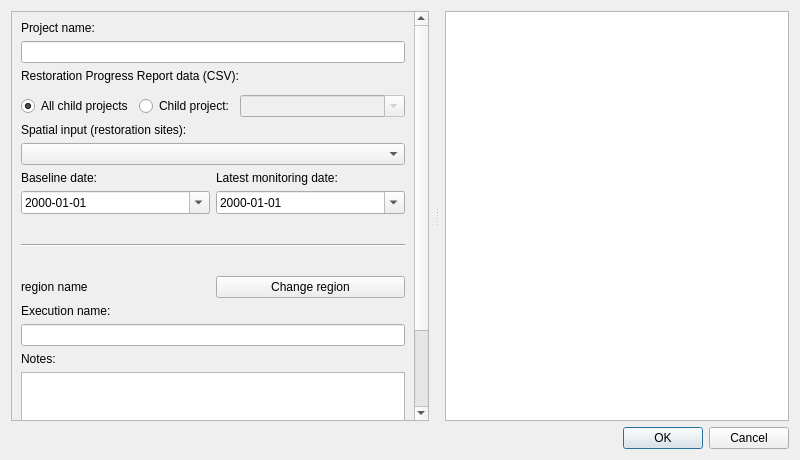
This is LDMP/gui/DlgEcosystemReportingRestorationProgress.ui in ConservationInternational/trends.earth as Qt 5 draws it before an edit. The edited form follows.
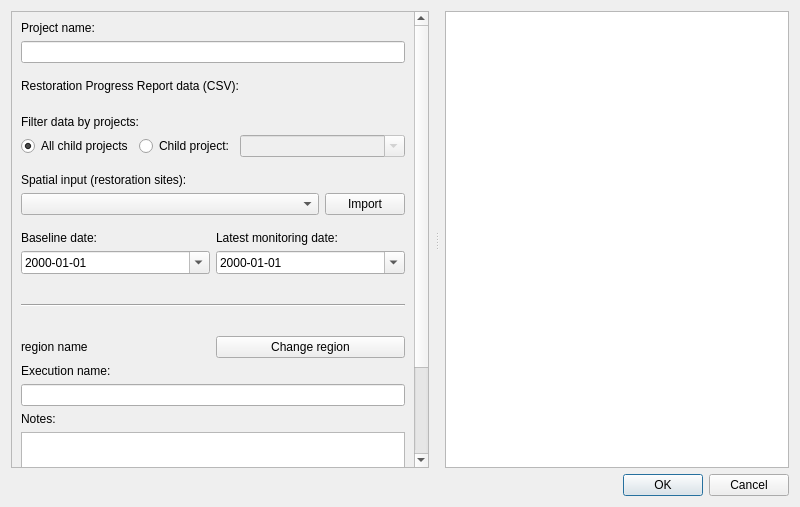
This is the edited form. Custom widgets are drawn as their Qt base class.

Commit message: Update dialog to also import file

Patch:
```diff
--- a/LDMP/gui/DlgEcosystemReportingRestorationProgress.ui
+++ b/LDMP/gui/DlgEcosystemReportingRestorationProgress.ui
@@ -7,7 +7,7 @@
     <x>0</x>
     <y>0</y>
     <width>800</width>
-    <height>460</height>
+    <height>507</height>
    </rect>
   </property>
   <property name="sizePolicy">
@@ -43,8 +43,8 @@
         <rect>
          <x>0</x>
          <y>0</y>
-         <width>390</width>
-         <height>454</height>
+         <width>437</width>
+         <height>699</height>
         </rect>
        </property>
        <layout class="QVBoxLayout" name="verticalLayout_2">
@@ -72,7 +72,23 @@
          </widget>
         </item>
         <item>
-         <widget class="QLabel" name="data_csv_la">
+         <spacer name="verticalSpacer_2">
+          <property name="orientation">
+           <enum>Qt::Vertical</enum>
+          </property>
+          <property name="sizeType">
+           <enum>QSizePolicy::Fixed</enum>
+          </property>
+          <property name="sizeHint" stdset="0">
+           <size>
+            <width>20</width>
+            <height>10</height>
+           </size>
+          </property>
+         </spacer>
+        </item>
+        <item>
+         <widget class="QLabel" name="data_csv_label">
           <property name="sizePolicy">
            <sizepolicy hsizetype="Preferred" vsizetype="Fixed">
             <horstretch>0</horstretch>
@@ -106,6 +122,29 @@
           </property>
          </widget>
         </item>
+        <item>
+         <spacer name="verticalSpacer_3">
+          <property name="orientation">
+           <enum>Qt::Vertical</enum>
+          </property>
+          <property name="sizeType">
+           <enum>QSizePolicy::Fixed</enum>
+          </property>
+          <property name="sizeHint" stdset="0">
+           <size>
+            <width>20</width>
+            <height>10</height>
+           </size>
+          </property>
+         </spacer>
+        </item>
+        <item>
+         <widget class="QLabel" name="label">
+          <property name="text">
+           <string>Filter data by projects:</string>
+          </property>
+         </widget>
+        </item>
         <item>
          <layout class="QHBoxLayout" name="child_project_layout">
           <item>
@@ -156,7 +195,23 @@
          </layout>
         </item>
         <item>
-         <widget class="QLabel" name="spatial_layer_la">
+         <spacer name="verticalSpacer_4">
+          <property name="orientation">
+           <enum>Qt::Vertical</enum>
+          </property>
+          <property name="sizeType">
+           <enum>QSizePolicy::Fixed</enum>
+          </property>
+          <property name="sizeHint" stdset="0">
+           <size>
+            <width>20</width>
+            <height>10</height>
+           </size>
+          </property>
+         </spacer>
+        </item>
+        <item>
+         <widget class="QLabel" name="spatial_layer_label">
           <property name="sizePolicy">
            <sizepolicy hsizetype="Preferred" vsizetype="Fixed">
             <horstretch>0</horstretch>
@@ -172,17 +227,47 @@
          </widget>
         </item>
         <item>
-         <widget class="QgsMapLayerComboBox" name="spatial_layer_cb">
-          <property name="sizePolicy">
-           <sizepolicy hsizetype="Expanding" vsizetype="Fixed">
-            <horstretch>0</horstretch>
-            <verstretch>0</verstretch>
-           </sizepolicy>
+         <layout class="QHBoxLayout" name="spatial_layer_layout">
+          <item>
+           <widget class="QgsMapLayerComboBox" name="spatial_layer">
+            <property name="sizePolicy">
+             <sizepolicy hsizetype="Expanding" vsizetype="Fixed">
+              <horstretch>0</horstretch>
+              <verstretch>0</verstretch>
+             </sizepolicy>
+            </property>
+            <property name="toolTip">
+             <string>&lt;html&gt;&lt;head/&gt;&lt;body&gt;&lt;p&gt;Polygon layer of the restoration sites, with the fields Sub_Indicator and Date. The spatially supported area of each sub-indicator per year is the area of its polygons of that year.&lt;/p&gt;&lt;/body&gt;&lt;/html&gt;</string>
+            </property>
+           </widget>
+          </item>
+          <item>
+           <widget class="QPushButton" name="spatial_layer_import_button">
+            <property name="toolTip">
+             <string>Load a GeoJSON, KML, GeoPackage or Shapefile of the restoration sites into the project, and select it.</string>
+            </property>
+            <property name="text">
+             <string>Import</string>
+            </property>
+           </widget>
+          </item>
+         </layout>
+        </item>
+        <item>
+         <spacer name="verticalSpacer_5">
+          <property name="orientation">
+           <enum>Qt::Vertical</enum>
           </property>
-          <property name="toolTip">
-           <string>&lt;html&gt;&lt;head/&gt;&lt;body&gt;&lt;p&gt;Polygon layer of the restoration sites, with the fields Sub_Indicator and Date. The spatially supported area of each sub-indicator per year is the area of its polygons of that year.&lt;/p&gt;&lt;/body&gt;&lt;/html&gt;</string>
+          <property name="sizeType">
+           <enum>QSizePolicy::Fixed</enum>
           </property>
-         </widget>
+          <property name="sizeHint" stdset="0">
+           <size>
+            <width>20</width>
+            <height>10</height>
+           </size>
+          </property>
+         </spacer>
         </item>
         <item>
          <layout class="QHBoxLayout" name="reporting_period_layout">
```
Left out of the diff: 26 changed lines with no effect on the pictures. The commit also changes 1 other file.
